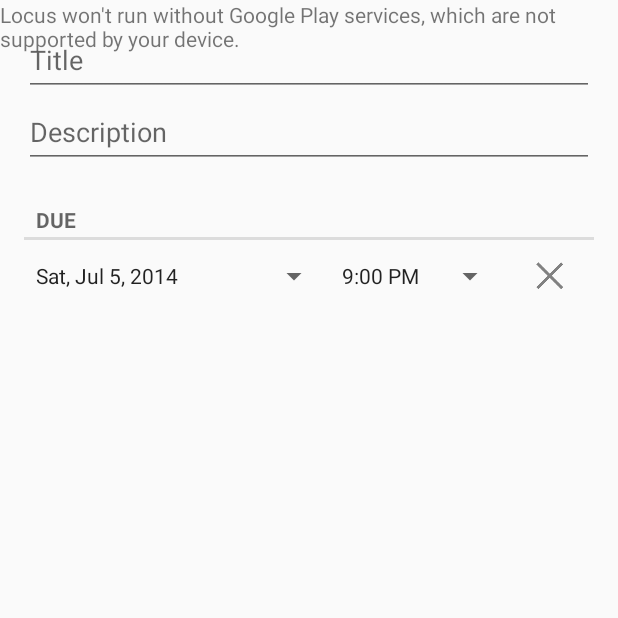
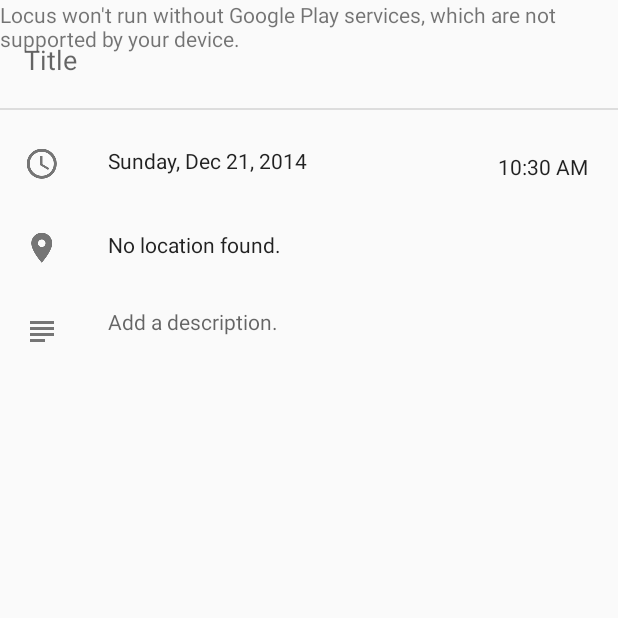
Before and after one commit to mohitd/locus, an Android app: the fragment TaskEditFragment placed in its activity, on a phone screen of 412 x 824 dp, the top half of it. Run offline under Robolectric (Android 15) with nearby library versions, the phone set to English and light mode, and no system bars; 7 statements that could not run were skipped.

Commit message:
New way to edit tasks based off of Google Calendar

```diff
--- a/app/src/main/java/com/centauri/locus/TaskEditActivity.java
+++ b/app/src/main/java/com/centauri/locus/TaskEditActivity.java
@@ -71,7 +71,6 @@ public class TaskEditActivity extends ActionBarActivity {
 
             Toolbar toolbar = (Toolbar) findViewById(R.id.toolbar);
             setSupportActionBar(toolbar);
-            getSupportActionBar().setDisplayHomeAsUpEnabled(true);
         }
     }
 
--- a/app/src/main/res/layout/fragment_task_edit.xml
+++ b/app/src/main/res/layout/fragment_task_edit.xml
@@ -1,84 +1,115 @@
 <?xml version="1.0" encoding="utf-8"?>
-<ScrollView xmlns:android="http://schemas.android.com/apk/res/android"
+
+<RelativeLayout xmlns:android="http://schemas.android.com/apk/res/android"
     android:layout_width="match_parent"
-    android:layout_height="match_parent"
-    android:paddingBottom="@dimen/activity_vertical_margin"
-    android:paddingLeft="@dimen/activity_horizontal_margin"
-    android:paddingRight="@dimen/activity_horizontal_margin"
-    android:paddingTop="@dimen/activity_vertical_margin">
-
-    <LinearLayout
-        android:layout_width="match_parent"
-        android:layout_height="wrap_content"
-        android:orientation="vertical">
+    android:layout_height="match_parent">
 
     <EditText
         android:id="@+id/titleEditText"
         android:layout_width="match_parent"
         android:layout_height="48dp"
-            android:hint="@string/title_hint"
-            android:paddingBottom="4dp"
-            android:paddingTop="4dp"
-            android:singleLine="true" />
+        android:layout_alignParentLeft="true"
+        android:layout_marginTop="@dimen/keyline_1"
+        android:layout_marginLeft="@dimen/keyline_1"
+        android:background="@android:color/transparent"
+        android:hint="Title"/>
+
+    <View
+        android:id="@+id/largeDivider"
+        android:layout_width="match_parent"
+        android:layout_height="1dp"
+        android:layout_marginTop="8dp"
+        android:layout_marginBottom="8dp"
+        android:layout_below="@id/titleEditText"
+        android:background="#1E000000"/>
+
+    <ImageView
+        android:id="@+id/datetimeImageView"
+        android:layout_width="24dp"
+        android:layout_height="24dp"
+        android:layout_alignParentLeft="true"
+        android:layout_marginLeft="@dimen/keyline_1"
+        android:layout_below="@id/largeDivider"
+        android:layout_marginTop="@dimen/keyline_1"
+        android:contentDescription="@string/date_time"
+        android:src="@drawable/ic_datetime"/>
+
+    <TextView
+        style="@style/Base.TextAppearance.AppCompat.Body1"
+        android:id="@+id/dateTextView"
+        android:layout_width="wrap_content"
+        android:layout_height="wrap_content"
+        android:layout_alignParentLeft="true"
+        android:layout_marginLeft="@dimen/keyline_2"
+        android:layout_below="@id/largeDivider"
+        android:layout_marginTop="@dimen/keyline_1"
+        android:layout_toRightOf="@+id/timeTextView"
+        android:background="?attr/selectableItemBackground"
+        android:text="Sunday, Dec 21, 2014"/>
+
+    <TextView
+        style="@style/Base.TextAppearance.AppCompat.Body1"
+        android:id="@+id/timeTextView"
+        android:layout_width="wrap_content"
+        android:layout_height="wrap_content"
+        android:layout_alignParentRight="true"
+        android:layout_marginRight="@dimen/keyline_1"
+        android:layout_below="@id/largeDivider"
+        android:layout_marginTop="@dimen/keyline_1"
+        android:padding="4dp"
+        android:background="?attr/selectableItemBackground"
+        android:text="10:30 AM"/>
+
+    <ImageView
+        android:id="@+id/placeImageView"
+        android:layout_width="24dp"
+        android:layout_height="24dp"
+        android:layout_alignParentLeft="true"
+        android:layout_below="@+id/datetimeImageView"
+        android:layout_marginLeft="@dimen/keyline_1"
+        android:layout_marginTop="32dp"
+        android:contentDescription="@string/date_time"
+        android:src="@drawable/ic_place"/>
+
+    <TextView
+        style="@style/Base.TextAppearance.AppCompat.Body1"
+        android:id="@+id/locationTextView"
+        android:layout_width="wrap_content"
+        android:layout_height="wrap_content"
+        android:layout_alignParentLeft="true"
+        android:layout_below="@+id/datetimeImageView"
+        android:layout_marginLeft="@dimen/keyline_2"
+        android:layout_marginTop="32dp"
+        android:layout_marginRight="@dimen/keyline_1"
+        android:layout_toRightOf="@+id/placeImageView"
+        android:background="?attr/selectableItemBackground"
+        android:text="No location found."/>
+
+    <ImageView
+        android:id="@+id/notesImageView"
+        android:layout_width="24dp"
+        android:layout_height="24dp"
+        android:layout_alignParentLeft="true"
+        android:layout_below="@+id/placeImageView"
+        android:layout_marginLeft="@dimen/keyline_1"
+        android:layout_marginTop="32dp"
+        android:contentDescription="@string/date_time"
+        android:src="@drawable/ic_notes"/>
 
     <EditText
+        style="@style/Base.TextAppearance.AppCompat.Body1"
         android:id="@+id/descriptionEditText"
         android:layout_width="match_parent"
-            android:layout_height="48dp"
-            android:hint="@string/description_hint"
-            android:paddingBottom="4dp"
-            android:paddingTop="4dp"
-            android:singleLine="true" />
+        android:layout_height="wrap_content"
+        android:minLines="1"
+        android:background="@android:color/transparent"
+        android:layout_alignParentLeft="true"
+        android:layout_below="@id/locationTextView"
+        android:layout_alignLeft="@id/locationTextView"
+        android:layout_marginLeft="@dimen/keyline_2"
+        android:layout_marginTop="32dp"
+        android:layout_marginRight="@dimen/keyline_1"
+        android:layout_toRightOf="@+id/notesImageView"
+        android:hint="Add a description."/>
 
-        <TextView
-            style="?android:attr/listSeparatorTextViewStyle"
-            android:layout_width="match_parent"
-            android:layout_height="48dp"
-            android:gravity="bottom"
-            android:paddingBottom="4dp"
-            android:paddingTop="4dp"
-            android:text="Due" />
-
-        <LinearLayout
-            android:layout_width="match_parent"
-            android:layout_height="wrap_content"
-            android:orientation="horizontal">
-
-            <TextView
-                android:id="@+id/dateTextView"
-                style="@android:style/Widget.DeviceDefault.Light.Spinner"
-                android:layout_width="0dp"
-                android:layout_height="48dp"
-                android:layout_weight="1.75"
-                android:paddingBottom="4dp"
-                android:paddingLeft="8dp"
-                android:paddingRight="8dp"
-                android:paddingTop="4dp"
-                android:text="Sat, Jul 5, 2014" />
-
-            <TextView
-                android:id="@+id/timeTextView"
-                style="@android:style/Widget.DeviceDefault.Light.Spinner"
-                android:layout_width="0dp"
-                android:layout_height="48dp"
-                android:layout_weight="1"
-                android:paddingBottom="4dp"
-                android:paddingLeft="8dp"
-                android:paddingRight="8dp"
-                android:paddingTop="4dp"
-                android:text="9:00 PM" />
-
-            <ImageButton
-                android:id="@+id/clearButton"
-                style="@android:style/Widget.DeviceDefault.Light.Button.Borderless.Small"
-                android:layout_width="0dp"
-                android:layout_height="48dp"
-                android:layout_weight=".5"
-                android:paddingBottom="4dp"
-                android:paddingTop="4dp"
-                android:src="@drawable/ic_action_content_remove" />
-        </LinearLayout>
-
-    </LinearLayout>
-
-</ScrollView>
+</RelativeLayout>
```
Also changed, not shown: app/src/main/java/com/centauri/locus/TaskEditFragment.java (+86 -18 lines), app/src/main/java/com/centauri/locus/TaskViewActivity.java (+13 -0 lines), app/src/main/java/com/centauri/locus/TaskViewFragment.java (+5 -4 lines), app/src/main/res/layout/fragment_task_view.xml (+9 -9 lines). Lines whose indentation alone changed are shown as unchanged.
